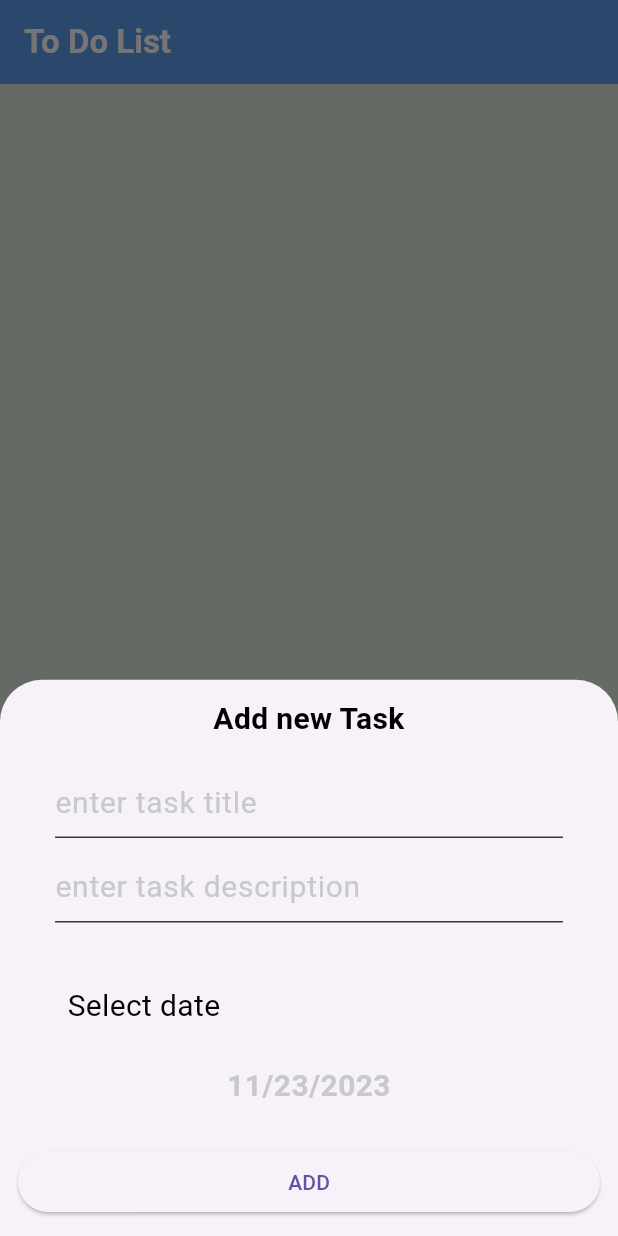
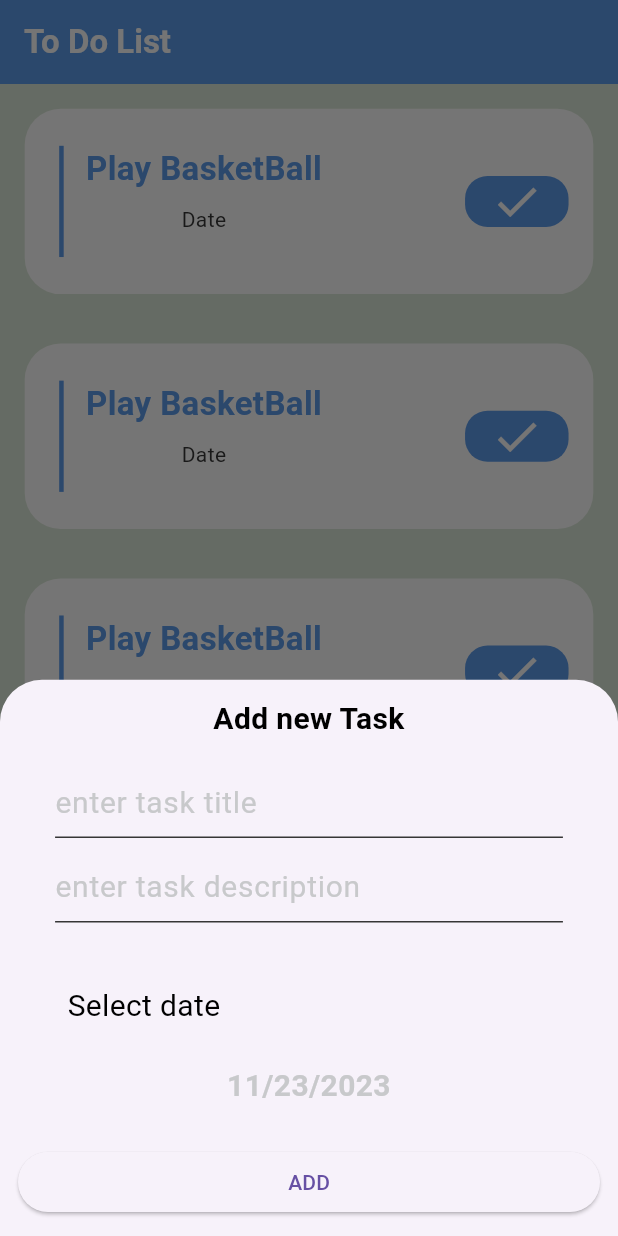
Before and after one commit to Mohamed-lalah/productivity_assistant, a Flutter app: the screen it shows after launch, after a tap on the "add" icon, on a phone screen of 412 x 824 dp. Run offline on Flutter 3.47's test engine with Material 3 defaults, Android fonts, the phone set to English and light mode, and no system bars; drawn by our look-alikes of curved_navigation_bar.

Commit message:
Creating the Task widget

```diff
--- a/lib/ui/screens/home/home.dart
+++ b/lib/ui/screens/home/home.dart
@@ -1,5 +1,7 @@
 import 'package:flutter/material.dart';
 import 'package:productivity_assistant/ui/screens/bottom_sheets/add_sheet.dart';
+import 'package:productivity_assistant/ui/screens/home/tabs/lists/list_tab.dart';
+import 'package:productivity_assistant/ui/screens/home/tabs/settings/setting_tab.dart';
 
 import '../../utilities/app_colors.dart';
 import '../../utilities/app_theme.dart';
@@ -12,6 +14,7 @@ class Home extends StatefulWidget {
 }
 
 class _HomeState extends State<Home> {
+  int currentSelectedTabIndex=0;
   @override
   Widget build(BuildContext context) {
     double height= MediaQuery.of(context).size.height;
@@ -19,6 +22,7 @@ class _HomeState extends State<Home> {
 
 
     return Scaffold(
+      body: currentSelectedTabIndex ==0 ? ListTab() : SettingTab(),
       appBar:buildAppBar (),
       bottomNavigationBar: bottomNav(),
       floatingActionButton: fab(),
@@ -37,16 +41,17 @@ class _HomeState extends State<Home> {
     notchMargin: 8,
     shape: CircularNotchedRectangle(),
     clipBehavior: Clip.hardEdge,
-    child: CurvedNavigationBar(
-       color: AppColors.white,
-      backgroundColor: AppColors.accent,
-      buttonBackgroundColor: AppColors.transparent,
-      animationDuration: Duration(milliseconds: 400),
-        items: const <Widget> [
-           Icon(Icons.menu,size: 28,color: AppColors.primiary,),
-           Icon(Icons.settings ,size:28,color: AppColors.primiary)
 
 
+    child: BottomNavigationBar(
+      onTap: (index){
+       currentSelectedTabIndex=index;
+       setState(() {});
+      },
+        currentIndex: currentSelectedTabIndex,
+        items: const [
+          BottomNavigationBarItem(icon:  Icon(Icons.menu),label: "",),
+          BottomNavigationBarItem(icon:  Icon(Icons.settings ),label: "",),
     ]
   ),
   );
--- /dev/null
+++ b/lib/ui/screens/home/tabs/lists/list_tab.dart
@@ -0,0 +1,14 @@
+import 'package:flutter/material.dart';
+import 'package:productivity_assistant/ui/screens/home/tabs/lists/to_do_widgets.dart';
+
+class ListTab extends StatelessWidget {
+  const ListTab({super.key});
+
+  @override
+  Widget build(BuildContext context) {
+    return ListView.builder(
+        itemCount: 10,
+        itemBuilder: (context,int) =>
+        const ToDoWidgets() );
+  }
+}
--- /dev/null
+++ b/lib/ui/screens/home/tabs/lists/to_do_widgets.dart
@@ -0,0 +1,53 @@
+import 'package:flutter/material.dart';
+import 'package:productivity_assistant/ui/utilities/app_colors.dart';
+import 'package:productivity_assistant/ui/utilities/app_theme.dart';
+
+class ToDoWidgets extends StatelessWidget {
+  const ToDoWidgets({super.key});
+
+  @override
+  Widget build(BuildContext context) {
+    double height=  MediaQuery.of(context).size.height;
+    double width=  MediaQuery.of(context).size.width;
+
+    return Padding(
+      padding:  EdgeInsets.all(height*0.02),
+      child: Container(
+        padding: EdgeInsets.all(width*0.04),
+        height: MediaQuery.of(context).size.height*0.15,
+        width: MediaQuery.of(context).size.width*0.85,
+        decoration: BoxDecoration(
+          borderRadius: BorderRadius.circular(24),
+          color: AppColors.white
+        ),
+        child:  Row(
+          children: [
+            Padding(
+              padding:  EdgeInsets.only(bottom: height*0.01,top: height*0.01),
+              child: VerticalDivider(),
+            ),
+             Padding(
+               padding:  EdgeInsets.all(width*0.02),
+               child: Column(
+                children: [
+                  Text("Play BasketBall",style: AppTheme.taskTitleTextStyle,),
+                  SizedBox(height: height*0.01,),
+                  Text("Date",style: AppTheme.taskDiscreptionTextStyle)
+                ],
+            ),
+             ),
+            Spacer(),
+            Container(
+              width: 69,
+                height: 34,
+                decoration: BoxDecoration(
+                  borderRadius: BorderRadius.circular(15),
+                  color: AppColors.primiary,
+                ),
+                child: Icon(Icons.check,color: AppColors.white,size: 35,))
+          ],
+        ),
+      ),
+    );
+  }
+}
--- /dev/null
+++ b/lib/ui/screens/home/tabs/settings/setting_tab.dart
@@ -0,0 +1,11 @@
+import 'package:flutter/material.dart';
+
+class SettingTab extends StatelessWidget {
+
+  @override
+  Widget build(BuildContext context) {
+    return const Placeholder(
+
+    );
+  }
+}
--- a/lib/ui/utilities/app_theme.dart
+++ b/lib/ui/utilities/app_theme.dart
@@ -52,10 +52,15 @@ abstract class AppTheme {
       titleTextStyle: appBarTextStyle
     ),
 
+    dividerTheme: DividerThemeData(
+      thickness: 3,
+      color: AppColors.primiary
+    ),
+
 
     scaffoldBackgroundColor: AppColors.accent,
 
-    floatingActionButtonTheme: FloatingActionButtonThemeData(
+    floatingActionButtonTheme: const FloatingActionButtonThemeData(
       shape: StadiumBorder(side: BorderSide(
         color: AppColors.white,
         width: 4
--- a/lib/ui/widgets/my_text_field.dart
+++ b/lib/ui/widgets/my_text_field.dart
@@ -16,14 +16,14 @@ class MyTextField extends StatelessWidget {
       padding:  EdgeInsets.only(left: width*0.06, right:width*0.06 ),
       child: TextField(
         decoration: InputDecoration(
-            enabledBorder: UnderlineInputBorder(
+            enabledBorder: const UnderlineInputBorder(
                 borderSide: BorderSide(
                   color: AppColors.lightBlack,
                   width: 1,
 
                 )
             ),
-            focusedBorder: UnderlineInputBorder(
+            focusedBorder: const UnderlineInputBorder(
                 borderSide: BorderSide(
                   color: AppColors.lightBlack,
                   width: 1,
```
